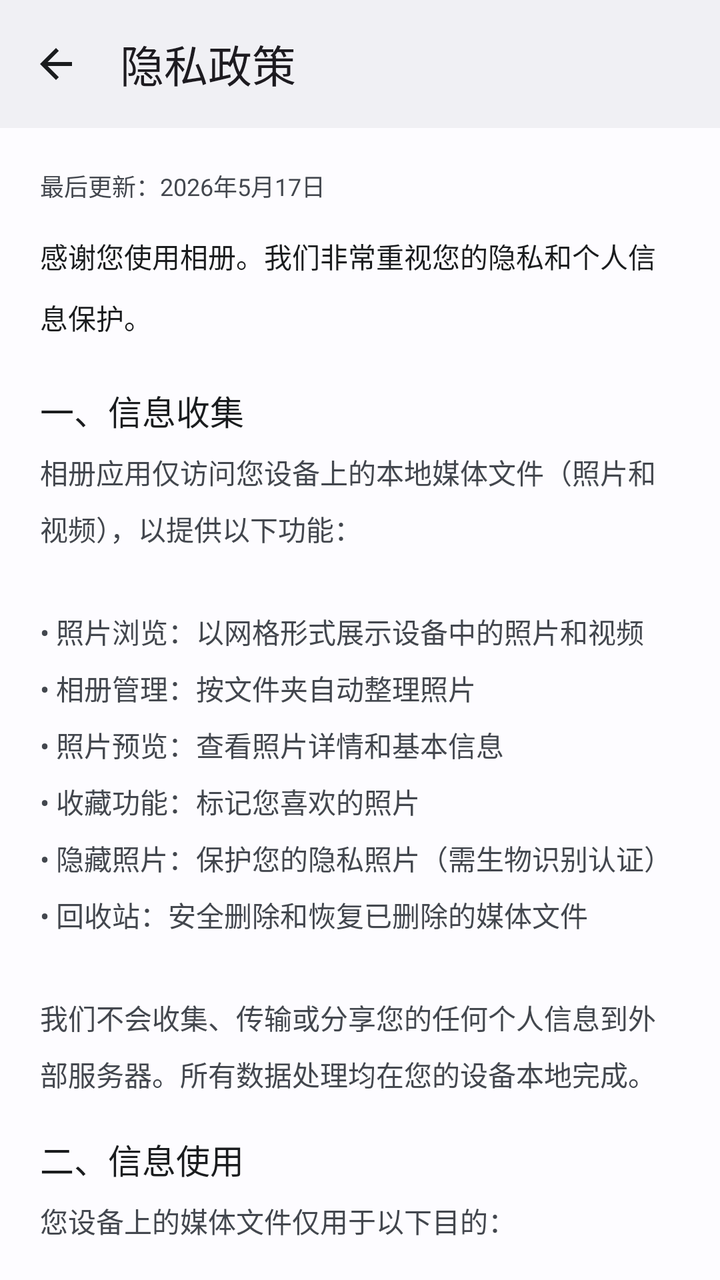
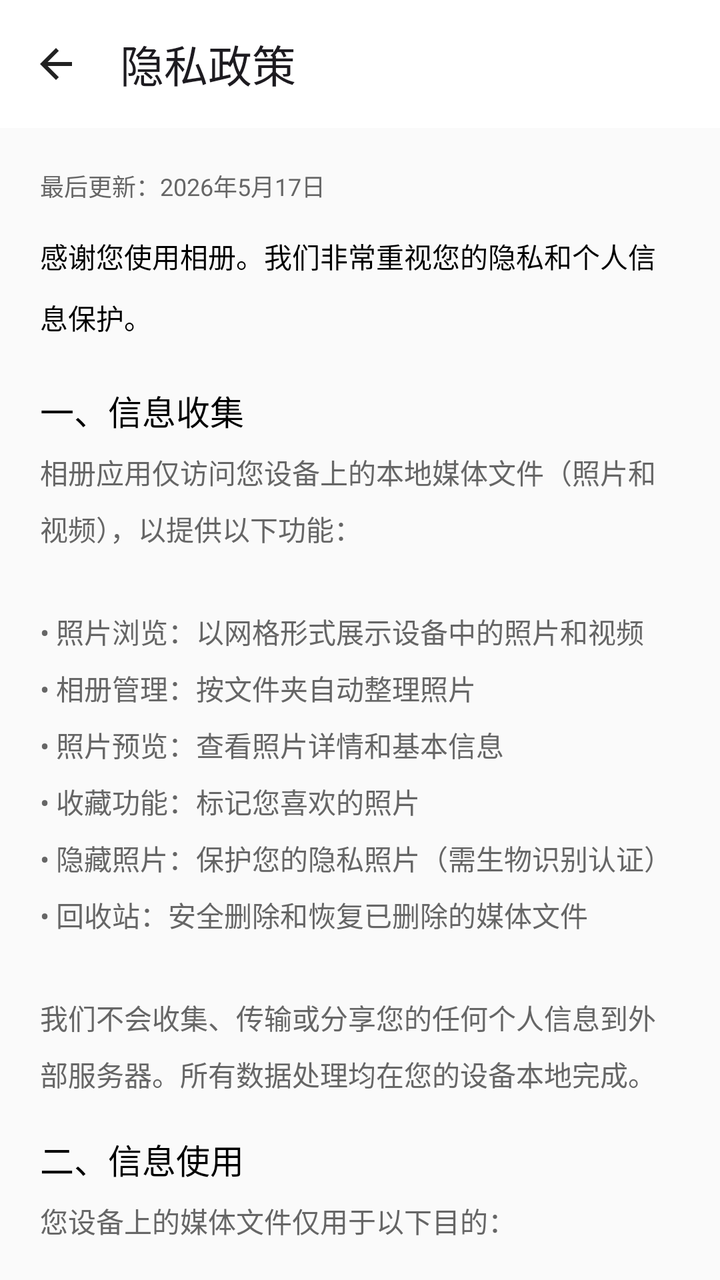

The first picture is an Android layout as it rendered before a commit; the second is the same layout after the commit. The layout source and the unified diff follow.
<!-- AndroidManifest.xml: application theme Theme.StarGallery -->
<!-- res/layout/fragment_privacy_policy.xml -->
<?xml version="1.0" encoding="utf-8"?>
<androidx.coordinatorlayout.widget.CoordinatorLayout xmlns:android="http://schemas.android.com/apk/res/android"
    xmlns:app="http://schemas.android.com/apk/res-auto"
    android:layout_width="match_parent"
    android:layout_height="match_parent"
    android:fitsSystemWindows="true"
    android:background="?attr/colorSurface">

    <com.google.android.material.appbar.AppBarLayout
        android:layout_width="match_parent"
        android:layout_height="wrap_content"
        android:fitsSystemWindows="true"
        app:elevation="0dp">

        <com.google.android.material.appbar.MaterialToolbar
            android:id="@+id/toolbar"
            android:layout_width="match_parent"
            android:layout_height="?attr/actionBarSize"
            android:background="?attr/colorSurfaceContainer"
            app:title="@string/privacy_policy_title"
            app:navigationIcon="@drawable/ic_back"/>

    </com.google.android.material.appbar.AppBarLayout>

    <androidx.core.widget.NestedScrollView
        android:layout_width="match_parent"
        android:layout_height="match_parent"
        app:layout_behavior="@string/appbar_scrolling_view_behavior">

        <LinearLayout
            android:layout_width="match_parent"
            android:layout_height="wrap_content"
            android:orientation="vertical"
            android:padding="20dp">

            
            <TextView
                android:layout_width="wrap_content"
                android:layout_height="wrap_content"
                android:text="@string/privacy_policy_date"
                android:textSize="12sp"
                android:textColor="?attr/colorOnSurfaceVariant"
                android:layout_marginBottom="16dp"/>

            
            <TextView
                android:layout_width="match_parent"
                android:layout_height="wrap_content"
                android:text="@string/privacy_policy_intro"
                android:textSize="14sp"
                android:textColor="?attr/colorOnSurface"
                android:lineSpacingMultiplier="1.5"
                android:layout_marginBottom="24dp"/>

            
            <TextView
                android:layout_width="match_parent"
                android:layout_height="wrap_content"
                android:text="@string/privacy_section_1_title"
                android:textSize="17sp"
                android:textColor="?attr/colorOnSurface"
                android:fontFamily="sans-serif-medium"
                android:layout_marginBottom="8dp"/>

            <TextView
                android:layout_width="match_parent"
                android:layout_height="wrap_content"
                android:text="@string/privacy_section_1_content"
                android:textSize="14sp"
                android:textColor="?attr/colorOnSurfaceVariant"
                android:lineSpacingMultiplier="1.4"
                android:layout_marginBottom="20dp"/>

            
            <TextView
                android:layout_width="match_parent"
                android:layout_height="wrap_content"
                android:text="@string/privacy_section_2_title"
                android:textSize="17sp"
                android:textColor="?attr/colorOnSurface"
                android:fontFamily="sans-serif-medium"
                android:layout_marginBottom="8dp"/>

            <TextView
                android:layout_width="match_parent"
                android:layout_height="wrap_content"
                android:text="@string/privacy_section_2_content"
                android:textSize="14sp"
                android:textColor="?attr/colorOnSurfaceVariant"
                android:lineSpacingMultiplier="1.4"
                android:layout_marginBottom="20dp"/>

            
            <TextView
                android:layout_width="match_parent"
                android:layout_height="wrap_content"
                android:text="@string/privacy_section_3_title"
                android:textSize="17sp"
                android:textColor="?attr/colorOnSurface"
                android:fontFamily="sans-serif-medium"
                android:layout_marginBottom="8dp"/>

            <TextView
                android:layout_width="match_parent"
                android:layout_height="wrap_content"
                android:text="@string/privacy_section_3_content"
                android:textSize="14sp"
                android:textColor="?attr/colorOnSurfaceVariant"
                android:lineSpacingMultiplier="1.4"
                android:layout_marginBottom="20dp"/>

            
            <TextView
                android:layout_width="match_parent"
                android:layout_height="wrap_content"
                android:text="@string/privacy_section_5_title"
                android:textSize="17sp"
                android:textColor="?attr/colorOnSurface"
                android:fontFamily="sans-serif-medium"
                android:layout_marginBottom="8dp"/>

            <TextView
                android:layout_width="match_parent"
                android:layout_height="wrap_content"
                android:text="@string/privacy_section_5_content"
                android:textSize="14sp"
                android:textColor="?attr/colorOnSurfaceVariant"
                android:lineSpacingMultiplier="1.4"
                android:layout_marginBottom="20dp"/>

            
            <TextView
                android:layout_width="match_parent"
                android:layout_height="wrap_content"
                android:text="@string/privacy_section_7_title"
                android:textSize="17sp"
                android:textColor="?attr/colorOnSurface"
                android:fontFamily="sans-serif-medium"
                android:layout_marginBottom="8dp"/>

            <TextView
                android:layout_width="match_parent"
                android:layout_height="wrap_content"
                android:text="@string/privacy_section_7_content"
                android:textSize="14sp"
                android:textColor="?attr/colorOnSurfaceVariant"
                android:lineSpacingMultiplier="1.4"
                android:layout_marginBottom="20dp"/>

            
            <TextView
                android:layout_width="match_parent"
                android:layout_height="wrap_content"
                android:text="@string/privacy_section_9_title"
                android:textSize="17sp"
                android:textColor="?attr/colorOnSurface"
                android:fontFamily="sans-serif-medium"
                android:layout_marginBottom="8dp"/>

            <TextView
                android:layout_width="match_parent"
                android:layout_height="wrap_content"
                android:text="@string/privacy_section_9_content"
                android:textSize="14sp"
                android:textColor="?attr/colorOnSurfaceVariant"
                android:lineSpacingMultiplier="1.4"/>

        </LinearLayout>
    </androidx.core.widget.NestedScrollView>
</androidx.coordinatorlayout.widget.CoordinatorLayout>
<!-- resources referenced by this layout -->
<resources>
  <style name="Theme.StarGallery" parent="Theme.Material3.Light.NoActionBar">
          <item name="colorPrimary">@color/md_theme_light_primary</item>
          <item name="colorOnPrimary">@color/md_theme_light_onPrimary</item>
          <item name="colorPrimaryContainer">@color/md_theme_light_primaryContainer</item>
          <item name="colorOnPrimaryContainer">@color/md_theme_light_onPrimaryContainer</item>
          <item name="colorSecondary">@color/md_theme_light_secondary</item>
          <item name="colorOnSecondary">@color/md_theme_light_onSecondary</item>
          <item name="colorSecondaryContainer">@color/md_theme_light_secondaryContainer</item>
          <item name="colorOnSecondaryContainer">@color/md_theme_light_onSecondaryContainer</item>
          <item name="colorTertiary">@color/md_theme_light_tertiary</item>
          <item name="colorOnTertiary">@color/md_theme_light_onTertiary</item>
          <item name="colorTertiaryContainer">@color/md_theme_light_tertiaryContainer</item>
          <item name="colorOnTertiaryContainer">@color/md_theme_light_onTertiaryContainer</item>
          <item name="colorError">@color/md_theme_light_error</item>
          <item name="colorOnError">@color/md_theme_light_onError</item>
          <item name="colorErrorContainer">@color/md_theme_light_errorContainer</item>
          <item name="colorOnErrorContainer">@color/md_theme_light_onErrorContainer</item>
          <item name="android:windowBackground">@color/md_theme_light_background</item>
          <item name="android:statusBarColor">@color/md_theme_light_surfaceContainer</item>
          <item name="android:windowLightStatusBar">true</item>
          <item name="android:navigationBarColor">@android:color/transparent</item>
          <item name="android:windowLightNavigationBar">true</item>
          <item name="colorSurface">@color/md_theme_light_surface</item>
          <item name="colorOnSurface">@color/md_theme_light_onSurface</item>
          <item name="colorSurfaceVariant">@color/md_theme_light_surfaceVariant</item>
          <item name="colorOnSurfaceVariant">@color/md_theme_light_onSurfaceVariant</item>
          <item name="colorOutline">@color/md_theme_light_outline</item>
          <item name="colorOutlineVariant">@color/md_theme_light_outlineVariant</item>
          <item name="colorSurfaceContainer">@color/md_theme_light_surfaceContainer</item>
          <item name="colorSurfaceContainerHigh">@color/md_theme_light_surfaceContainerHigh</item>
          <item name="colorSurfaceContainerHighest">@color/md_theme_light_surfaceContainerHighest</item>
      </style>
  <color name="icon_normal">@color/md_theme_light_onSurface</color>
  <color name="md_theme_light_primary">#0061A4</color>
  <color name="md_theme_light_onPrimary">#FFFFFF</color>
  <color name="md_theme_light_primaryContainer">#CDE5FF</color>
  <color name="md_theme_light_onPrimaryContainer">#001D36</color>
  <color name="md_theme_light_secondary">#535F70</color>
  <color name="md_theme_light_onSecondary">#FFFFFF</color>
  <color name="md_theme_light_secondaryContainer">#D7E3F7</color>
  <color name="md_theme_light_onSecondaryContainer">#101C2B</color>
  <color name="md_theme_light_tertiary">#6B5778</color>
  <color name="md_theme_light_onTertiary">#FFFFFF</color>
  <color name="md_theme_light_tertiaryContainer">#F2DAFF</color>
  <color name="md_theme_light_onTertiaryContainer">#251432</color>
  <color name="md_theme_light_error">#BA1A1A</color>
  <color name="md_theme_light_onError">#FFFFFF</color>
  <color name="md_theme_light_errorContainer">#FFDAD6</color>
  <color name="md_theme_light_onErrorContainer">#410002</color>
  <color name="md_theme_light_background">#FDFCFF</color>
  <color name="md_theme_light_surfaceContainer">#F0F0F4</color>
  <color name="md_theme_light_surface">#FDFCFF</color>
  <color name="md_theme_light_onSurface">#1A1C1E</color>
  <color name="md_theme_light_surfaceVariant">#DFE2EB</color>
  <color name="md_theme_light_onSurfaceVariant">#43474E</color>
  <color name="md_theme_light_outline">#73777F</color>
  <color name="md_theme_light_outlineVariant">#C3C6CF</color>
  <color name="md_theme_light_surfaceContainerHigh">#EAEAEE</color>
  <color name="md_theme_light_surfaceContainerHighest">#E4E5E9</color>
  <!-- unchanged entries left out for length: 16 -->
</resources>

<!-- the commit's change to res/layout/fragment_privacy_policy.xml (unified diff, before → after) -->
@@ -4,7 +4,7 @@
     android:layout_width="match_parent"
     android:layout_height="match_parent"
     android:fitsSystemWindows="true"
-    android:background="?attr/colorSurface">
+    android:background="@color/background">
 
     <com.google.android.material.appbar.AppBarLayout
         android:layout_width="match_parent"
@@ -16,7 +16,7 @@
             android:id="@+id/toolbar"
             android:layout_width="match_parent"
             android:layout_height="?attr/actionBarSize"
-            android:background="?attr/colorSurfaceContainer"
+            android:background="@color/background_white"
             app:title="@string/privacy_policy_title"
             app:navigationIcon="@drawable/ic_back"/>
 
@@ -39,7 +39,7 @@
                 android:layout_height="wrap_content"
                 android:text="@string/privacy_policy_date"
                 android:textSize="12sp"
-                android:textColor="?attr/colorOnSurfaceVariant"
+                android:textColor="@color/text_secondary"
                 android:layout_marginBottom="16dp"/>
 
             
@@ -48,7 +48,7 @@
                 android:layout_height="wrap_content"
                 android:text="@string/privacy_policy_intro"
                 android:textSize="14sp"
-                android:textColor="?attr/colorOnSurface"
+                android:textColor="@color/text_primary"
                 android:lineSpacingMultiplier="1.5"
                 android:layout_marginBottom="24dp"/>
 
@@ -58,7 +58,7 @@
                 android:layout_height="wrap_content"
                 android:text="@string/privacy_section_1_title"
                 android:textSize="17sp"
-                android:textColor="?attr/colorOnSurface"
+                android:textColor="@color/text_primary"
                 android:fontFamily="sans-serif-medium"
                 android:layout_marginBottom="8dp"/>
 
@@ -67,7 +67,7 @@
                 android:layout_height="wrap_content"
                 android:text="@string/privacy_section_1_content"
                 android:textSize="14sp"
-                android:textColor="?attr/colorOnSurfaceVariant"
+                android:textColor="@color/text_secondary"
                 android:lineSpacingMultiplier="1.4"
                 android:layout_marginBottom="20dp"/>
 
@@ -77,7 +77,7 @@
                 android:layout_height="wrap_content"
                 android:text="@string/privacy_section_2_title"
                 android:textSize="17sp"
-                android:textColor="?attr/colorOnSurface"
+                android:textColor="@color/text_primary"
                 android:fontFamily="sans-serif-medium"
                 android:layout_marginBottom="8dp"/>
 
@@ -86,7 +86,7 @@
                 android:layout_height="wrap_content"
                 android:text="@string/privacy_section_2_content"
                 android:textSize="14sp"
-                android:textColor="?attr/colorOnSurfaceVariant"
+                android:textColor="@color/text_secondary"
                 android:lineSpacingMultiplier="1.4"
                 android:layout_marginBottom="20dp"/>
 
@@ -96,7 +96,7 @@
                 android:layout_height="wrap_content"
                 android:text="@string/privacy_section_3_title"
                 android:textSize="17sp"
-                android:textColor="?attr/colorOnSurface"
+                android:textColor="@color/text_primary"
                 android:fontFamily="sans-serif-medium"
                 android:layout_marginBottom="8dp"/>
 
@@ -105,7 +105,7 @@
                 android:layout_height="wrap_content"
                 android:text="@string/privacy_section_3_content"
                 android:textSize="14sp"
-                android:textColor="?attr/colorOnSurfaceVariant"
+                android:textColor="@color/text_secondary"
                 android:lineSpacingMultiplier="1.4"
                 android:layout_marginBottom="20dp"/>
 
@@ -115,7 +115,7 @@
                 android:layout_height="wrap_content"
                 android:text="@string/privacy_section_5_title"
                 android:textSize="17sp"
-                android:textColor="?attr/colorOnSurface"
+                android:textColor="@color/text_primary"
                 android:fontFamily="sans-serif-medium"
                 android:layout_marginBottom="8dp"/>
 
@@ -124,7 +124,7 @@
                 android:layout_height="wrap_content"
                 android:text="@string/privacy_section_5_content"
                 android:textSize="14sp"
-                android:textColor="?attr/colorOnSurfaceVariant"
+                android:textColor="@color/text_secondary"
                 android:lineSpacingMultiplier="1.4"
                 android:layout_marginBottom="20dp"/>
 
@@ -134,7 +134,7 @@
                 android:layout_height="wrap_content"
                 android:text="@string/privacy_section_7_title"
                 android:textSize="17sp"
-                android:textColor="?attr/colorOnSurface"
+                android:textColor="@color/text_primary"
                 android:fontFamily="sans-serif-medium"
                 android:layout_marginBottom="8dp"/>
 
@@ -143,7 +143,7 @@
                 android:layout_height="wrap_content"
                 android:text="@string/privacy_section_7_content"
                 android:textSize="14sp"
-                android:textColor="?attr/colorOnSurfaceVariant"
+                android:textColor="@color/text_secondary"
                 android:lineSpacingMultiplier="1.4"
                 android:layout_marginBottom="20dp"/>
 
@@ -153,7 +153,7 @@
                 android:layout_height="wrap_content"
                 android:text="@string/privacy_section_9_title"
                 android:textSize="17sp"
-                android:textColor="?attr/colorOnSurface"
+                android:textColor="@color/text_primary"
                 android:fontFamily="sans-serif-medium"
                 android:layout_marginBottom="8dp"/>
 
@@ -162,7 +162,7 @@
                 android:layout_height="wrap_content"
                 android:text="@string/privacy_section_9_content"
                 android:textSize="14sp"
-                android:textColor="?attr/colorOnSurfaceVariant"
+                android:textColor="@color/text_secondary"
                 android:lineSpacingMultiplier="1.4"/>
 
         </LinearLayout>
<!-- resource entries referenced after the edit -->
@@ -1,64 +1,31 @@
 <!-- resources referenced by this layout -->
 <resources>
+  <color name="background">#FFFAFAFA</color>
+  <color name="background_white">#FFFFFFFF</color>
+  <color name="text_primary">#FF000000</color>
+  <color name="text_secondary">#FF666666</color>
   <style name="Theme.StarGallery" parent="Theme.Material3.Light.NoActionBar">
-          <item name="colorPrimary">@color/md_theme_light_primary</item>
-          <item name="colorOnPrimary">@color/md_theme_light_onPrimary</item>
-          <item name="colorPrimaryContainer">@color/md_theme_light_primaryContainer</item>
-          <item name="colorOnPrimaryContainer">@color/md_theme_light_onPrimaryContainer</item>
-          <item name="colorSecondary">@color/md_theme_light_secondary</item>
-          <item name="colorOnSecondary">@color/md_theme_light_onSecondary</item>
-          <item name="colorSecondaryContainer">@color/md_theme_light_secondaryContainer</item>
-          <item name="colorOnSecondaryContainer">@color/md_theme_light_onSecondaryContainer</item>
-          <item name="colorTertiary">@color/md_theme_light_tertiary</item>
-          <item name="colorOnTertiary">@color/md_theme_light_onTertiary</item>
-          <item name="colorTertiaryContainer">@color/md_theme_light_tertiaryContainer</item>
-          <item name="colorOnTertiaryContainer">@color/md_theme_light_onTertiaryContainer</item>
-          <item name="colorError">@color/md_theme_light_error</item>
-          <item name="colorOnError">@color/md_theme_light_onError</item>
-          <item name="colorErrorContainer">@color/md_theme_light_errorContainer</item>
-          <item name="colorOnErrorContainer">@color/md_theme_light_onErrorContainer</item>
-          <item name="android:windowBackground">@color/md_theme_light_background</item>
-          <item name="android:statusBarColor">@color/md_theme_light_surfaceContainer</item>
+          <item name="colorPrimary">@color/primary</item>
+          <item name="colorPrimaryDark">@color/primary_dark</item>
+          <item name="colorAccent">@color/accent</item>
+          <item name="android:windowBackground">@color/white</item>
+          <item name="android:statusBarColor">@android:color/transparent</item>
           <item name="android:windowLightStatusBar">true</item>
           <item name="android:navigationBarColor">@android:color/transparent</item>
           <item name="android:windowLightNavigationBar">true</item>
-          <item name="colorSurface">@color/md_theme_light_surface</item>
-          <item name="colorOnSurface">@color/md_theme_light_onSurface</item>
-          <item name="colorSurfaceVariant">@color/md_theme_light_surfaceVariant</item>
-          <item name="colorOnSurfaceVariant">@color/md_theme_light_onSurfaceVariant</item>
-          <item name="colorOutline">@color/md_theme_light_outline</item>
-          <item name="colorOutlineVariant">@color/md_theme_light_outlineVariant</item>
-          <item name="colorSurfaceContainer">@color/md_theme_light_surfaceContainer</item>
-          <item name="colorSurfaceContainerHigh">@color/md_theme_light_surfaceContainerHigh</item>
-          <item name="colorSurfaceContainerHighest">@color/md_theme_light_surfaceContainerHighest</item>
+          
+          <item name="colorSurface">@color/white</item>
+          <item name="colorSurfaceVariant">@color/white</item>
+          <item name="colorOnSurface">@color/text_primary</item>
+          <item name="colorSurfaceContainer">@color/white</item>
+          <item name="colorSurfaceContainerHigh">@color/white</item>
+          <item name="colorSurfaceContainerHighest">@color/white</item>
       </style>
-  <color name="icon_normal">@color/md_theme_light_onSurface</color>
-  <color name="md_theme_light_primary">#0061A4</color>
-  <color name="md_theme_light_onPrimary">#FFFFFF</color>
-  <color name="md_theme_light_primaryContainer">#CDE5FF</color>
-  <color name="md_theme_light_onPrimaryContainer">#001D36</color>
-  <color name="md_theme_light_secondary">#535F70</color>
-  <color name="md_theme_light_onSecondary">#FFFFFF</color>
-  <color name="md_theme_light_secondaryContainer">#D7E3F7</color>
-  <color name="md_theme_light_onSecondaryContainer">#101C2B</color>
-  <color name="md_theme_light_tertiary">#6B5778</color>
-  <color name="md_theme_light_onTertiary">#FFFFFF</color>
-  <color name="md_theme_light_tertiaryContainer">#F2DAFF</color>
-  <color name="md_theme_light_onTertiaryContainer">#251432</color>
-  <color name="md_theme_light_error">#BA1A1A</color>
-  <color name="md_theme_light_onError">#FFFFFF</color>
-  <color name="md_theme_light_errorContainer">#FFDAD6</color>
-  <color name="md_theme_light_onErrorContainer">#410002</color>
-  <color name="md_theme_light_background">#FDFCFF</color>
-  <color name="md_theme_light_surfaceContainer">#F0F0F4</color>
-  <color name="md_theme_light_surface">#FDFCFF</color>
-  <color name="md_theme_light_onSurface">#1A1C1E</color>
-  <color name="md_theme_light_surfaceVariant">#DFE2EB</color>
-  <color name="md_theme_light_onSurfaceVariant">#43474E</color>
-  <color name="md_theme_light_outline">#73777F</color>
-  <color name="md_theme_light_outlineVariant">#C3C6CF</color>
-  <color name="md_theme_light_surfaceContainerHigh">#EAEAEE</color>
-  <color name="md_theme_light_surfaceContainerHighest">#E4E5E9</color>
+  <color name="icon_normal">#FF222222</color>
+  <color name="primary">#FF000000</color>
+  <color name="primary_dark">#FF000000</color>
+  <color name="accent">#FF007AFF</color>
+  <color name="white">#FFFFFFFF</color>
   <!-- unchanged entries left out for length: 16 -->
 </resources>
 
